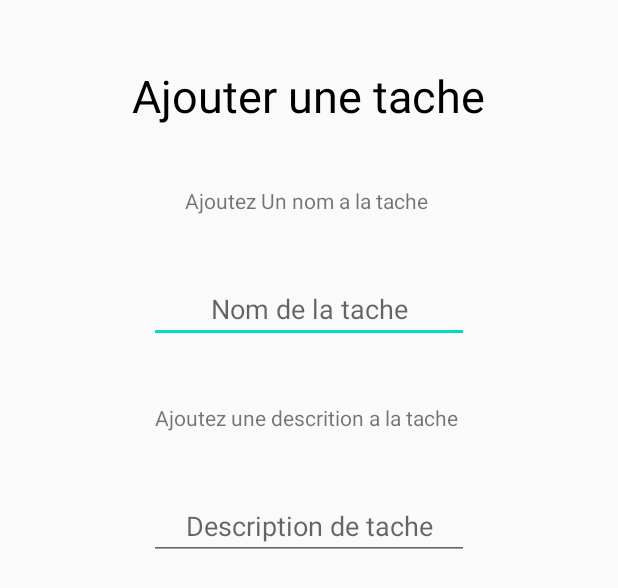
After one commit to AlexandreBarde/ScheduleMobile, an Android app: the layout activity_add_task.xml on its own in the app's theme, with its tools: preview values and no code run, on a phone screen of 412 x 824 dp. The commit adds this screen. Shown: the top 588 px of the screen. Run offline under Robolectric (Android 15) with nearby library versions, the phone set to English and light mode, and no system bars.

Commit message:
add Activity_add_task.java

```diff
--- /dev/null
+++ b/Schedule/app/src/main/java/fr/ynov/schedule/Activity_add_task.java
@@ -0,0 +1,14 @@
+package fr.ynov.schedule;
+
+import androidx.appcompat.app.AppCompatActivity;
+
+import android.os.Bundle;
+
+public class Activity_add_task extends AppCompatActivity {
+
+    @Override
+    protected void onCreate(Bundle savedInstanceState) {
+        super.onCreate(savedInstanceState);
+        setContentView(R.layout.activity_add_task);
+    }
+}
--- a/Schedule/app/src/main/java/fr/ynov/schedule/Activity_gestion_des_taches.java
+++ b/Schedule/app/src/main/java/fr/ynov/schedule/Activity_gestion_des_taches.java
@@ -4,14 +4,19 @@ import androidx.appcompat.app.AppCompatActivity;
 import androidx.recyclerview.widget.LinearLayoutManager;
 import androidx.recyclerview.widget.RecyclerView;
 
+import android.content.Intent;
 import android.os.Bundle;
+import android.view.View;
 import android.widget.ArrayAdapter;
+import android.widget.Button;
 import android.widget.ListView;
+
+import com.google.firebase.firestore.DocumentReference;
 
 import java.lang.reflect.Array;
 import java.util.ArrayList;
 
-public class Activity_gestion_des_taches extends AppCompatActivity {
+public class Activity_gestion_des_taches extends AppCompatActivity implements View.OnClickListener {
     private RecyclerView recyclerView;
     private RecyclerView.Adapter adapter;
     private RecyclerView.LayoutManager layoutManager;
@@ -19,6 +24,7 @@ public class Activity_gestion_des_taches extends AppCompatActivity {
     @Override
     protected void onCreate(Bundle savedInstanceState) {
         super.onCreate(savedInstanceState);
+
         setContentView(R.layout.activity_gestion_des_taches);
         ArrayList<Task> list_task = new ArrayList<Task>();
         for (int i = 0; i < 30; i ++ ) {
@@ -32,15 +38,25 @@ public class Activity_gestion_des_taches extends AppCompatActivity {
 
             list_task.add(new Task("Task " + i, "description of the task" + i,Integer.toString(date) + "H00", image_task ));
         }
-
         recyclerView = findViewById(R.id.taches_list);
         recyclerView.setHasFixedSize(true);
         layoutManager = new LinearLayoutManager(this);
         adapter = new TaskAdapter(list_task);
         recyclerView.setLayoutManager(layoutManager);
         recyclerView.setAdapter(adapter);
+        Button button_add_task = findViewById(R.id.button_ajouter_des_taches);
+        button_add_task.setOnClickListener(this);
 
 
 
     }
+
+    @Override
+    public void onClick(View v) {
+        if(v.getId() == R.id.button_ajouter_des_taches) {
+            Intent add_task_view = new Intent(getApplicationContext(), Activity_add_task.class);
+            startActivity(add_task_view);
+
+        }
+    }
 }
--- a/Schedule/app/src/main/java/fr/ynov/schedule/Activity_main_parent.java
+++ b/Schedule/app/src/main/java/fr/ynov/schedule/Activity_main_parent.java
@@ -28,7 +28,6 @@ public class Activity_main_parent extends AppCompatActivity implements View.OnCl
             startActivity(gestion_des_taches_view);
         }
         if(v.getId() == R.id.button_ajouter_un_reveil) {
-
         }
 
     }
--- /dev/null
+++ b/Schedule/app/src/main/res/layout/activity_add_task.xml
@@ -0,0 +1,72 @@
+<?xml version="1.0" encoding="utf-8"?>
+<androidx.constraintlayout.widget.ConstraintLayout xmlns:android="http://schemas.android.com/apk/res/android"
+    xmlns:app="http://schemas.android.com/apk/res-auto"
+    xmlns:tools="http://schemas.android.com/tools"
+    android:layout_width="match_parent"
+    android:layout_height="match_parent"
+    tools:context=".Activity_add_task">
+
+    <TextView
+        android:id="@+id/label_title2"
+        android:layout_width="wrap_content"
+        android:layout_height="wrap_content"
+        android:text="Ajouter une tache"
+        android:textColor="@android:color/background_dark"
+        android:textSize="30sp"
+        app:layout_constraintBottom_toBottomOf="parent"
+        app:layout_constraintEnd_toEndOf="parent"
+        app:layout_constraintHorizontal_bias="0.497"
+        app:layout_constraintStart_toStartOf="parent"
+        app:layout_constraintTop_toTopOf="parent"
+        app:layout_constraintVertical_bias="0.055" />
+
+    <EditText
+        android:id="@+id/editText"
+        android:layout_width="wrap_content"
+        android:layout_height="wrap_content"
+        android:layout_marginTop="40dp"
+        android:ems="10"
+        android:hint="Nom de la tache"
+        android:inputType="textPersonName"
+        android:textAlignment="center"
+        app:layout_constraintEnd_toEndOf="parent"
+        app:layout_constraintStart_toStartOf="parent"
+        app:layout_constraintTop_toBottomOf="@+id/label_name_tache" />
+
+    <EditText
+        android:id="@+id/editText2"
+        android:layout_width="wrap_content"
+        android:layout_height="wrap_content"
+        android:layout_marginTop="40dp"
+        android:ems="10"
+        android:inputType="textMultiLine"
+        android:lines="3"
+        android:maxLines="3"
+        android:minLines="1"
+        android:hint="Description de tache"
+        android:textAlignment="center"
+        app:layout_constraintEnd_toEndOf="parent"
+        app:layout_constraintStart_toStartOf="parent"
+        app:layout_constraintTop_toBottomOf="@+id/textView4" />
+
+    <TextView
+        android:id="@+id/label_name_tache"
+        android:layout_width="wrap_content"
+        android:layout_height="wrap_content"
+        android:layout_marginTop="40dp"
+        android:text="Ajoutez Un nom a la tache "
+        android:textAlignment="center"
+        app:layout_constraintEnd_toEndOf="parent"
+        app:layout_constraintStart_toStartOf="parent"
+        app:layout_constraintTop_toBottomOf="@+id/label_title2" />
+
+    <TextView
+        android:id="@+id/textView4"
+        android:layout_width="wrap_content"
+        android:layout_height="wrap_content"
+        android:layout_marginTop="40dp"
+        android:text="Ajoutez une descrition a la tache "
+        app:layout_constraintEnd_toEndOf="parent"
+        app:layout_constraintStart_toStartOf="parent"
+        app:layout_constraintTop_toBottomOf="@+id/editText" />
+</androidx.constraintlayout.widget.ConstraintLayout>
--- a/Schedule/app/src/main/res/layout/activity_gestion_des_taches.xml
+++ b/Schedule/app/src/main/res/layout/activity_gestion_des_taches.xml
@@ -15,7 +15,7 @@
         android:layout_height="650dp" />
 
     <Button
-        android:id="@+id/button_gestion_des_taches"
+        android:id="@+id/button_ajouter_des_taches"
         android:layout_width="300dp"
         android:layout_height="50dp"
         android:layout_below="@+id/taches_list"
--- a/Schedule/app/src/main/res/layout/activity_login.xml
+++ b/Schedule/app/src/main/res/layout/activity_login.xml
@@ -12,7 +12,7 @@
     tools:context=".LoginActivity">
 
     <Button
-        android:id="@+id/button_gestion_des_taches"
+        android:id="@+id/login"
         android:layout_width="191dp"
         android:layout_height="50dp"
         android:layout_gravity="start"
```
